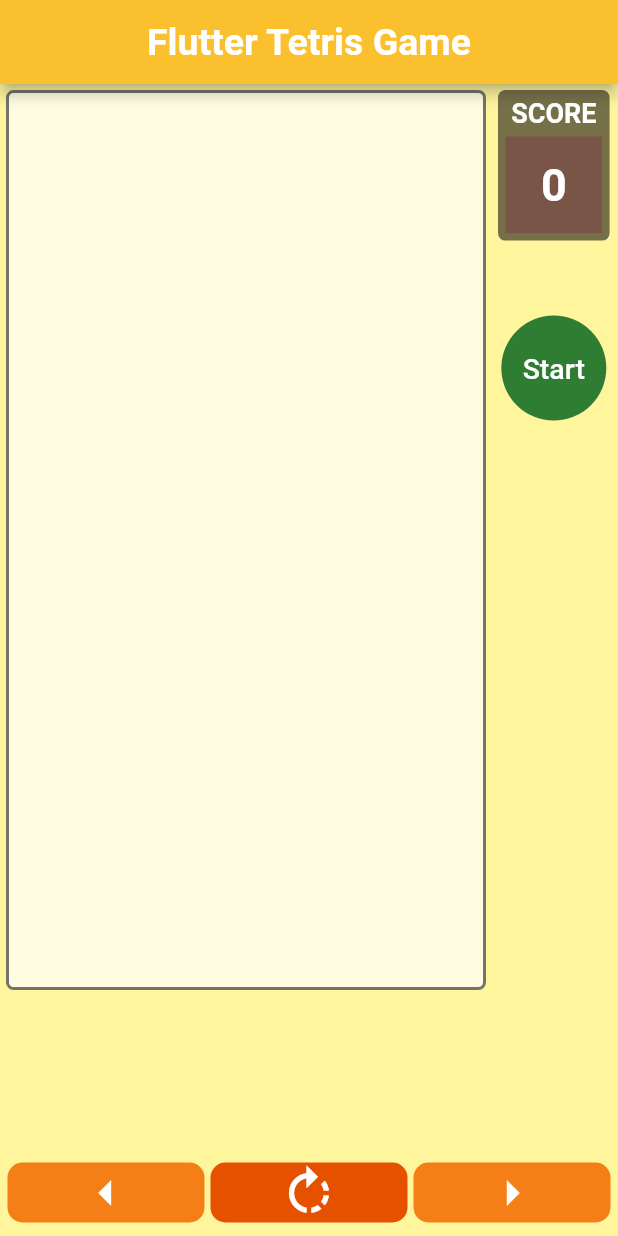
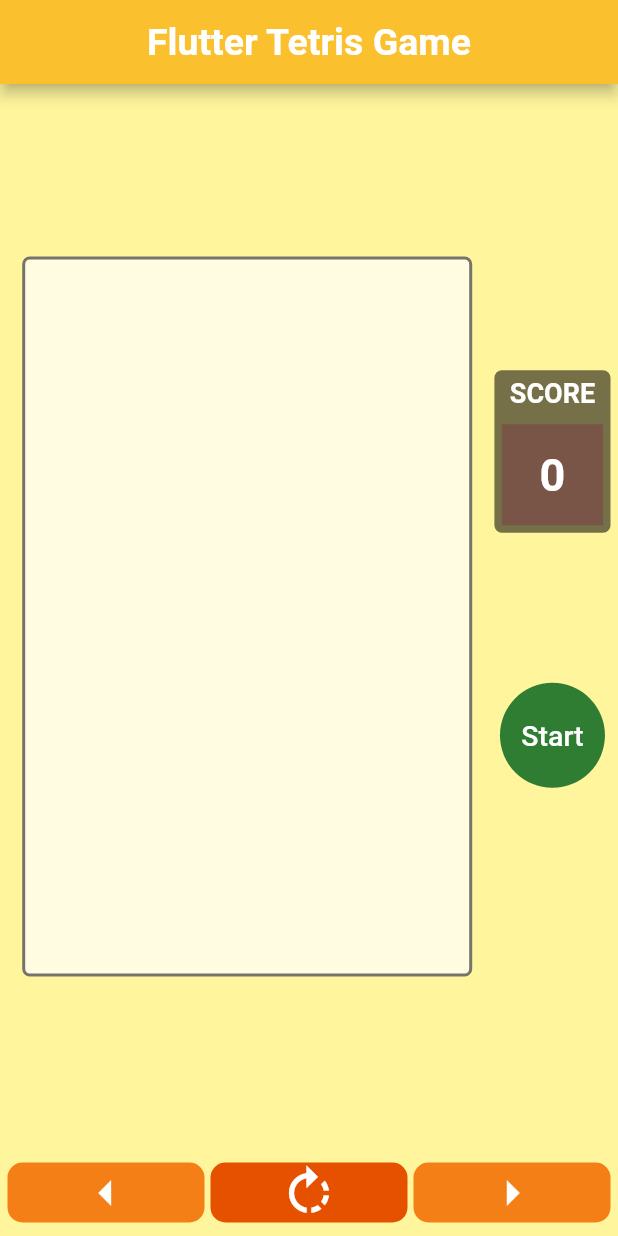
Before and after one commit to gokhan94/flutter-tetris, a Flutter app: the screen it shows after launch, after a tap on the "rotate right" icon, on a phone screen of 412 x 824 dp. Run offline on Flutter 3.47's test engine with Material 2 defaults, Android fonts, the phone set to English and light mode, and no system bars.

Commit message:
changes have been made to the design

```diff
--- a/lib/main.dart
+++ b/lib/main.dart
@@ -31,40 +31,46 @@ class _TetrisState extends State<Tetris> {
   Widget build(BuildContext context) {
     return Scaffold(
       appBar: AppBar(
-        title: Text("Flutter Tetris Game", style: TextStyle(fontSize: 25, color: Colors.white, fontWeight: FontWeight.bold),),
+        title: Text(
+          "Flutter Tetris Game",
+          style: TextStyle(
+              fontSize: 25, color: Colors.white, fontWeight: FontWeight.bold),
+        ),
         centerTitle: true,
         backgroundColor: Colors.yellow.shade700,
       ),
       backgroundColor: Colors.yellow.shade200,
       body: Column(
         children: [
-          //Score(),
           Expanded(
             child: Row(
-              crossAxisAlignment: CrossAxisAlignment.start,
+              //crossAxisAlignment: CrossAxisAlignment.start,
               children: [
                 Flexible(
                     flex: 4,
-                    child: Padding(
-                      padding: const EdgeInsets.all(4.0),
-                      child: TetrisGame(
-                        key: _keyGame,
+                    child: Center(
+                      child: Padding(
+                        padding: const EdgeInsets.all(4.0),
+                        child: TetrisGame(
+                          key: _keyGame,
+                        ),
                       ),
                     )),
                 Flexible(
                     flex: 1,
                     child: Padding(
-                        padding: const EdgeInsets.all(4.0),
+                        padding: EdgeInsets.only(right: 5),
                         child: Column(
+                          mainAxisAlignment: MainAxisAlignment.center,
                           children: [
                             ScoreDisplay(),
                             SizedBox(
-                              height: 50,
+                              height: 100,
                             ),
                             FlatButton(
                               shape: CircleBorder(),
                               height: 70,
-                             /* shape: RoundedRectangleBorder(
+                              /* shape: RoundedRectangleBorder(
                                 borderRadius: BorderRadius.circular(15),
                               ),*/
                               onPressed: () {
@@ -79,7 +85,6 @@ class _TetrisState extends State<Tetris> {
                               ),
                               color: Colors.green.shade800,
                             ),
-
                             SizedBox(
                               height: 50,
                             ),
--- a/lib/tetris.dart
+++ b/lib/tetris.dart
@@ -13,8 +13,8 @@ import 'block/sub_block.dart';
 
 const GAME_AREA_BORDER = 2.0;
 enum Collision { BOTTOM_LANDED, LANDED_BLOCK, HIT_BLOCK, NONE }
-const int BOARD_WIDTH = 9;
-const int BOARD_HEIGHT = 15;
+const int BOARD_WIDTH = 10;
+const int BOARD_HEIGHT = 16;
 
 class TetrisGame extends StatefulWidget {
   TetrisGame({Key key}) : super(key: key);
@@ -23,8 +23,8 @@ class TetrisGame extends StatefulWidget {
 }
 
 class TetrisGameState extends State<TetrisGame> {
-  static const screen_width = 320;
-  static const screen_height = 600;
+  static const screen_width = 300;
+  static const screen_height = 480;
 
   BlockMovement action;
   Block block;
@@ -130,12 +130,13 @@ class TetrisGameState extends State<TetrisGame> {
       previousSubBlocks.forEach((subBlock) {
         if (subBlock.y == row) {
           counter++;
+          //print(counter);
         }
       });
 
-      if (counter >= BOARD_WIDTH) {
+      if (counter == BOARD_WIDTH) {
         deleteRow(row);
-        print(row); // max 14
+        //print(row); // max 14
       }
     }
   }
@@ -183,7 +184,7 @@ class TetrisGameState extends State<TetrisGame> {
       ),
       onPressed: () {
         Navigator.of(context).pop();
-        Provider.of<Counter>(context, listen: false).setScore(score);
+        score = 0;
       },
     );
   }
@@ -195,13 +196,13 @@ class TetrisGameState extends State<TetrisGame> {
   }
 
   void moveRight() {
-    if (isPlaying && !(block.x + block.width > screen_width / 40)) {
+    if (isPlaying && !(block.x + block.width >= screen_width / 30)) {
       action = BlockMovement.RIGHT;
     }
   }
 
   void moveRotate() {
-    if (isPlaying && !(block.x + block.width > screen_width / 40)) {
+    if (isPlaying && !(block.x + block.width > screen_width / 30)) {
       action = BlockMovement.ROTATE;
     }
   }
@@ -245,18 +246,19 @@ class TetrisGameState extends State<TetrisGame> {
   }
 
   bool blockBottomCollision() {
-    return block.y + block.height == screen_height / 40;
+    return block.y + block.height == screen_height / 30;
   }
 
   Widget blockSquare(Color color, int x, int y) {
     return Positioned(
-      left: x * 35.0,
-      top: y * 35.0,
+      left: x * 30.0,
+      top: y * 30.0,
       child: Container(
-        width: 35.0,
-        height: 35.0,
+        width: 30.0,
+        height: 30.0,
         decoration: BoxDecoration(
-            color: color, borderRadius: BorderRadius.all(Radius.circular(5))),
+            color: color, borderRadius: BorderRadius.all(Radius.circular(2))
+        ),
       ),
     );
   }
@@ -289,7 +291,9 @@ class TetrisGameState extends State<TetrisGame> {
         decoration: BoxDecoration(
             color: Colors.white70,
             border: Border.all(width: GAME_AREA_BORDER, color: Colors.black54),
-            borderRadius: BorderRadius.all(Radius.circular(5))),
+            borderRadius: BorderRadius.all(Radius.circular(5)
+            )
+        ),
         child: drawBlock());
   }
 }
--- a/lib/widget/score_display.dart
+++ b/lib/widget/score_display.dart
@@ -1,3 +1,4 @@
+import 'package:flutter/cupertino.dart';
 import 'package:flutter/material.dart';
 import 'package:provider/provider.dart';
 import 'package:tetris/score_counter.dart';
@@ -23,7 +24,7 @@ class _ScoreDisplayState extends State<ScoreDisplay> {
             style: TextStyle(color: Colors.white,fontWeight: FontWeight.bold, fontSize: 18),
           ),
           SizedBox(
-            height: 5,
+            height: 10,
           ),
           AspectRatio(
             aspectRatio: 1,
```
Also changed, not shown: 2 other files.
